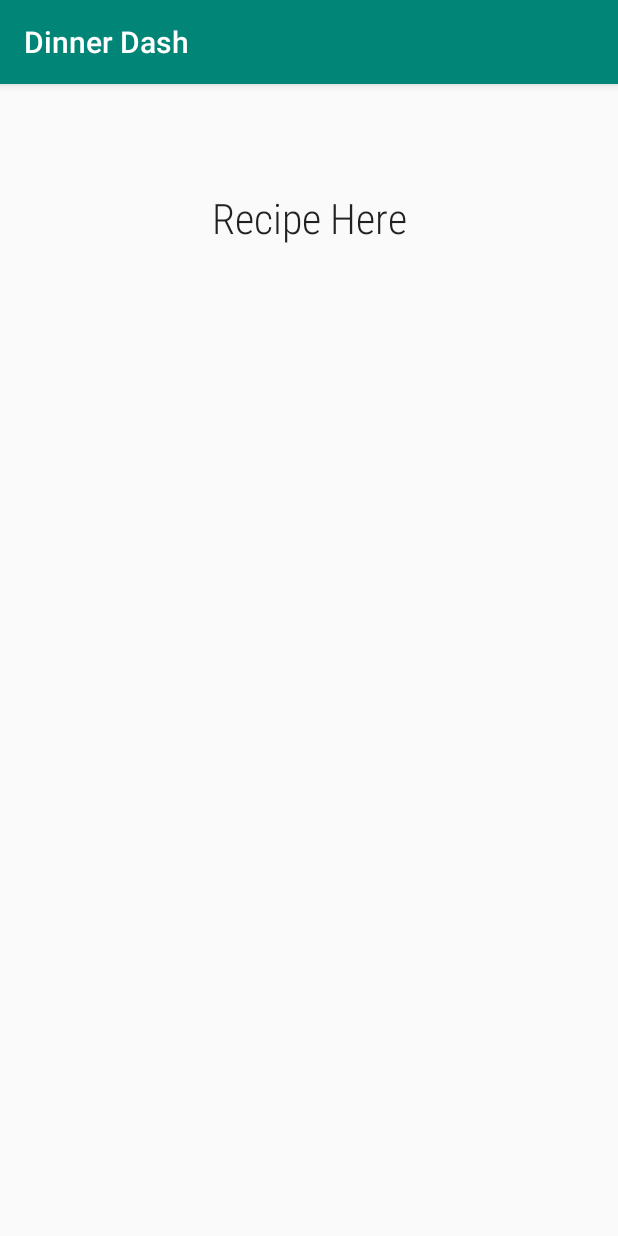
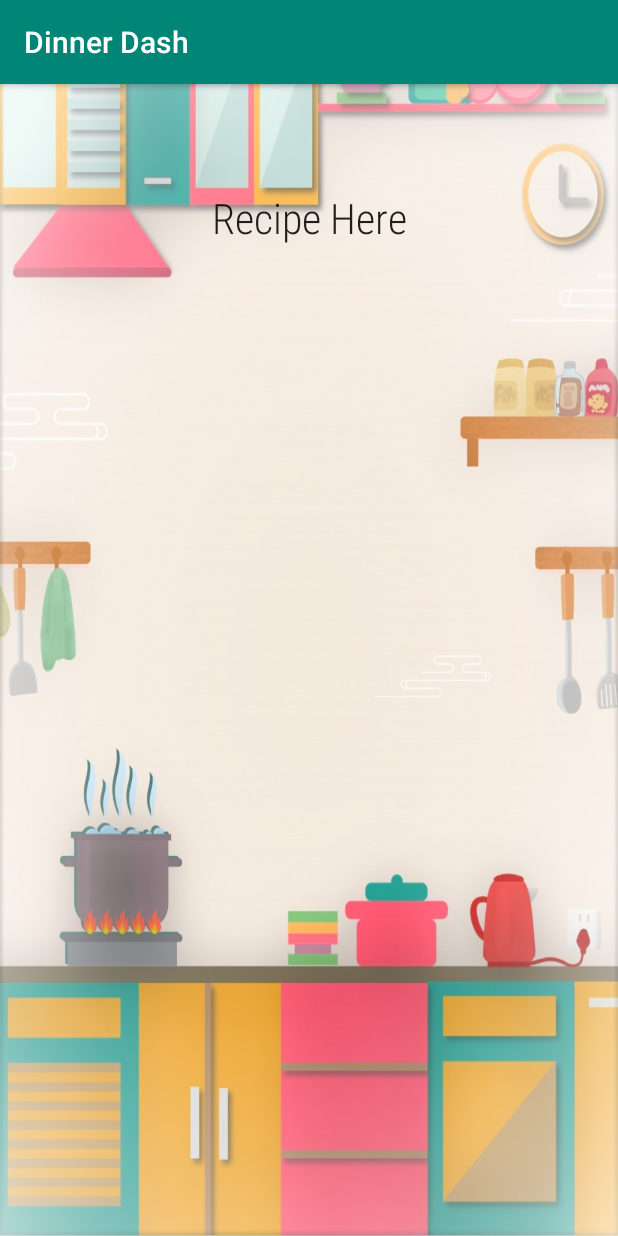
Before and after one commit to cwlroda/Dinner-Dash, an Android app: the OutputActivity screen opened directly, with no data from a screen before it, on a phone screen of 412 x 824 dp. Run offline under Robolectric (Android 15) with nearby library versions, the phone set to English and light mode, and no system bars.

Commit message:
added background

```diff
--- a/app/src/main/res/layout/activity_output.xml
+++ b/app/src/main/res/layout/activity_output.xml
@@ -4,7 +4,8 @@
     xmlns:tools="http://schemas.android.com/tools"
     android:layout_width="match_parent"
     android:layout_height="match_parent"
-    tools:context=".OutputActivity">
+    tools:context=".OutputActivity"
+    android:background="@drawable/background">
 
     <TextView
         android:id="@+id/textView"
```
Also changed, not shown: app/src/main/res/drawable/background.jpg (added).
